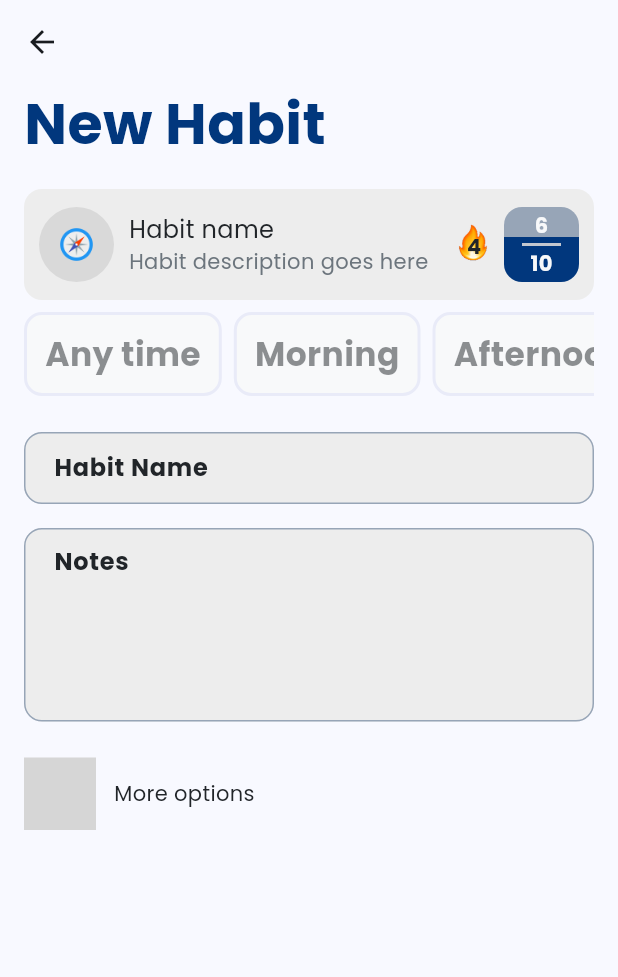
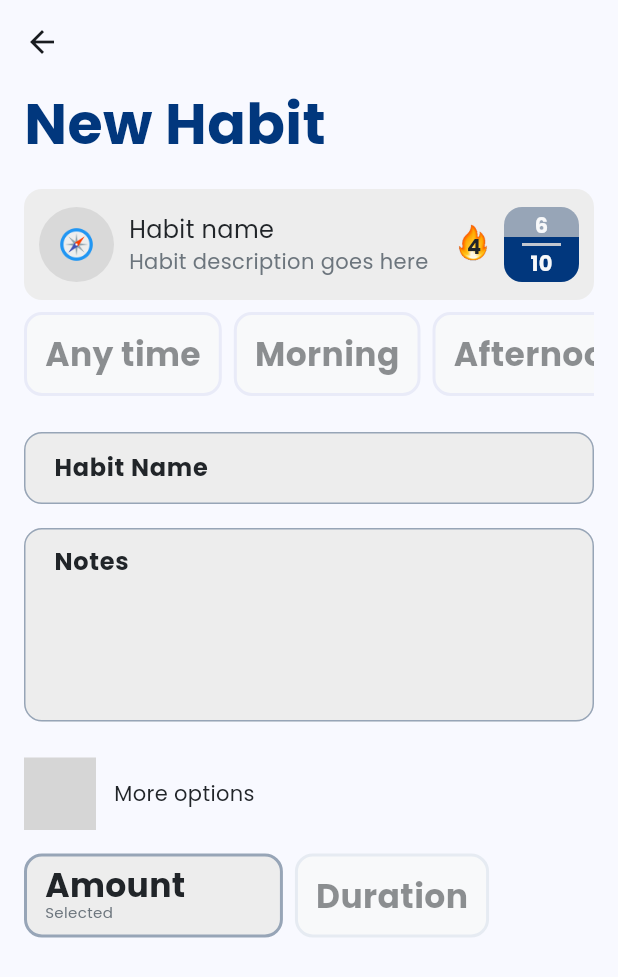
Before and after one commit to ashellz/habitt_v2, a Flutter app: the screen it shows after launch, after a tap on the "add" icon, on a phone screen of 412 x 824 dp. Shown: the top 977 px of the screen. Run offline on Flutter 3.47's test engine with Material 3 defaults, Android fonts, the phone set to English and light mode, and no system bars; our stand-ins replace flutter_svg; generated files the repository leaves out were written again; grey boxes are pictures that could not be loaded.

Commit message:
habit type options progress

```diff
--- a/lib/l10n/app_en.arb
+++ b/lib/l10n/app_en.arb
@@ -16,5 +16,7 @@
     "newHabit": "New Habit",
     "habitName": "Habit Name",
     "notes": "Notes",
-    "moreOptions": "More options"
+    "moreOptions": "More options",
+    "amount": "Amount",
+    "duration": "Duration"
 }
--- a/lib/pages/other_pages/add_habit_page.dart
+++ b/lib/pages/other_pages/add_habit_page.dart
@@ -4,6 +4,7 @@ import 'package:habitt/pages/main_pages/habits_page.dart';
 import 'package:habitt/providers/color_provider.dart';
 import 'package:habitt/widgets/custom_text_field.dart';
 import 'package:habitt/widgets/habits_page/categories/categories_list.dart';
+import 'package:habitt/widgets/select_habit_type_options.dart';
 import 'package:provider/provider.dart';
 import 'package:flutter_gen/gen_l10n/app_localizations.dart';
 
@@ -60,6 +61,8 @@ class AddHabitPage extends StatelessWidget {
                   ],
                 ),
               ),
+
+              SelectHabitTypeOptions(),
             ],
           ),
         ),
--- /dev/null
+++ b/lib/widgets/select_habit_type_options.dart
@@ -0,0 +1,85 @@
+import 'package:flutter/material.dart';
+import 'package:habitt/models/category.dart';
+import 'package:habitt/providers/category_provider.dart';
+import 'package:habitt/widgets/select_habit_type_widget.dart';
+import 'package:provider/provider.dart';
+
+class SelectHabitTypeOptions extends StatefulWidget {
+  const SelectHabitTypeOptions({super.key});
+
+  @override
+  State<SelectHabitTypeOptions> createState() => _SelectHabitTypeOptionsState();
+}
+
+class _SelectHabitTypeOptionsState extends State<SelectHabitTypeOptions> {
+  final ScrollController _scrollController = ScrollController();
+
+  @override
+  void initState() {
+    super.initState();
+    WidgetsBinding.instance.addPostFrameCallback((_) {
+      _scrollToSelectedCategory();
+    });
+  }
+
+  void _scrollToSelectedCategory() {
+    final categoryProvider = context.read<CategoryProvider>();
+    final selectedId = categoryProvider.selectedCategoryId;
+    List<Category> categories = categoryProvider.categories;
+
+    if (_scrollController.hasClients && categories.isNotEmpty) {
+      int selectedIndex = categories.indexWhere((c) => c.id == selectedId) + 1;
+      if (selectedIndex != -1) {
+        // Estimate position by multiplying index by item width (assumed 120px)
+        double itemWidth = 120.0; // Adjust based on actual category width
+        double screenWidth = MediaQuery.of(context).size.width;
+        double scrollOffset =
+            (selectedIndex * itemWidth) - (screenWidth / 2) + (itemWidth / 2);
+
+        // (selectedIndex * itemWidth) --> Gets to the end of the selected category
+        // (screenWidth / 2) --> Gets to the middle of the screen
+        // (itemWidth / 2) --> Gets to the middle of the category
+
+        _scrollController.animateTo(
+          scrollOffset.clamp(
+            0.0,
+            _scrollController.position.maxScrollExtent,
+          ), // Keep within bounds
+          duration: const Duration(milliseconds: 300),
+          curve: Curves.easeInOut,
+        );
+      }
+    }
+  }
+
+  @override
+  Widget build(BuildContext context) {
+    return Padding(
+      padding: EdgeInsets.only(top: 16),
+      child: SizedBox(
+        height: 56,
+        child: ListView(
+          controller: _scrollController,
+          physics: const BouncingScrollPhysics(),
+          scrollDirection: Axis.horizontal,
+          children: [
+            SelectHabitTypeWidget(
+              type: HabitType.amount,
+              selectedType: HabitType.amount,
+              onTap: () {
+                _scrollToSelectedCategory();
+              },
+            ),
+            SelectHabitTypeWidget(
+              type: HabitType.duration,
+              selectedType: HabitType.amount,
+              onTap: () {
+                _scrollToSelectedCategory();
+              },
+            ),
+          ],
+        ),
+      ),
+    );
+  }
+}
--- /dev/null
+++ b/lib/widgets/select_habit_type_widget.dart
@@ -0,0 +1,94 @@
+import 'package:flutter/material.dart';
+import 'package:flutter_gen/gen_l10n/app_localizations.dart';
+import 'package:habitt/providers/color_provider.dart';
+import 'package:provider/provider.dart';
+
+enum HabitType { amount, duration }
+
+class SelectHabitTypeWidget extends StatelessWidget {
+  const SelectHabitTypeWidget({
+    super.key,
+    this.onTap,
+    required this.type,
+    required this.selectedType,
+  });
+
+  final HabitType type;
+  final HabitType selectedType;
+  final VoidCallback? onTap;
+
+  @override
+  Widget build(BuildContext context) {
+    final localizations = AppLocalizations.of(context)!;
+    final ColorProvider colorProvider = context.watch<ColorProvider>();
+    final colorScheme = colorProvider.colorScheme;
+    final bool isSelected = type == selectedType;
+
+    return GestureDetector(
+      onTap: onTap,
+      child: Padding(
+        padding: const EdgeInsets.only(right: 8.0),
+        child: AnimatedContainer(
+          duration: const Duration(milliseconds: 150),
+          curve: Curves.decelerate,
+          decoration: BoxDecoration(
+            color:
+                isSelected
+                    ? colorProvider.standardColor
+                    : colorProvider.disabledColor,
+
+            borderRadius: BorderRadius.circular(12),
+            border: Border.all(
+              color:
+                  isSelected
+                      ? colorScheme.strokeColor
+                      : colorScheme.disabledColor,
+              width: 2,
+            ),
+          ),
+          padding: EdgeInsets.fromLTRB(12, 8, isSelected ? 63 : 12, 8),
+          height: 56,
+          child: Column(
+            crossAxisAlignment: CrossAxisAlignment.start,
+            mainAxisAlignment: MainAxisAlignment.center,
+            children: [
+              AnimatedAlign(
+                duration: const Duration(milliseconds: 150),
+                curve: Curves.decelerate,
+                alignment: isSelected ? Alignment.center : Alignment.centerLeft,
+                child: AnimatedOpacity(
+                  duration: const Duration(milliseconds: 150),
+                  opacity: isSelected ? 1.0 : 0.5,
+                  child: Text(
+                    type == HabitType.amount
+                        ? localizations.amount
+                        : localizations.duration,
+                    style: const TextStyle(
+                      fontSize: 22,
+                      fontWeight: FontWeight.bold,
+                      height: 1,
+                    ),
+                  ),
+                ),
+              ),
+              AnimatedSize(
+                duration: const Duration(milliseconds: 150),
+                curve: Curves.decelerate,
+                child:
+                    isSelected
+                        ? Text(
+                          localizations.selected,
+                          style: const TextStyle(
+                            fontSize: 10,
+                            color: Color(0xFF6C757D),
+                          ),
+                        )
+                        : const SizedBox.shrink(),
+              ),
+            ],
+          ),
+        ),
+      ),
+    );
+  }
+}
```
